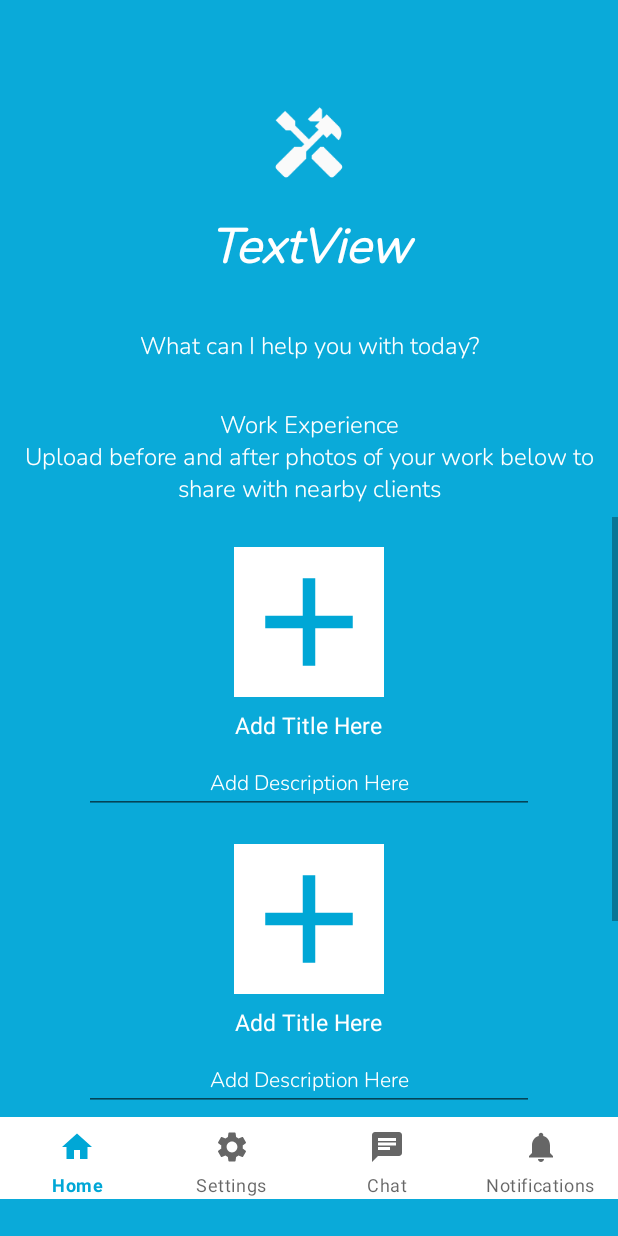
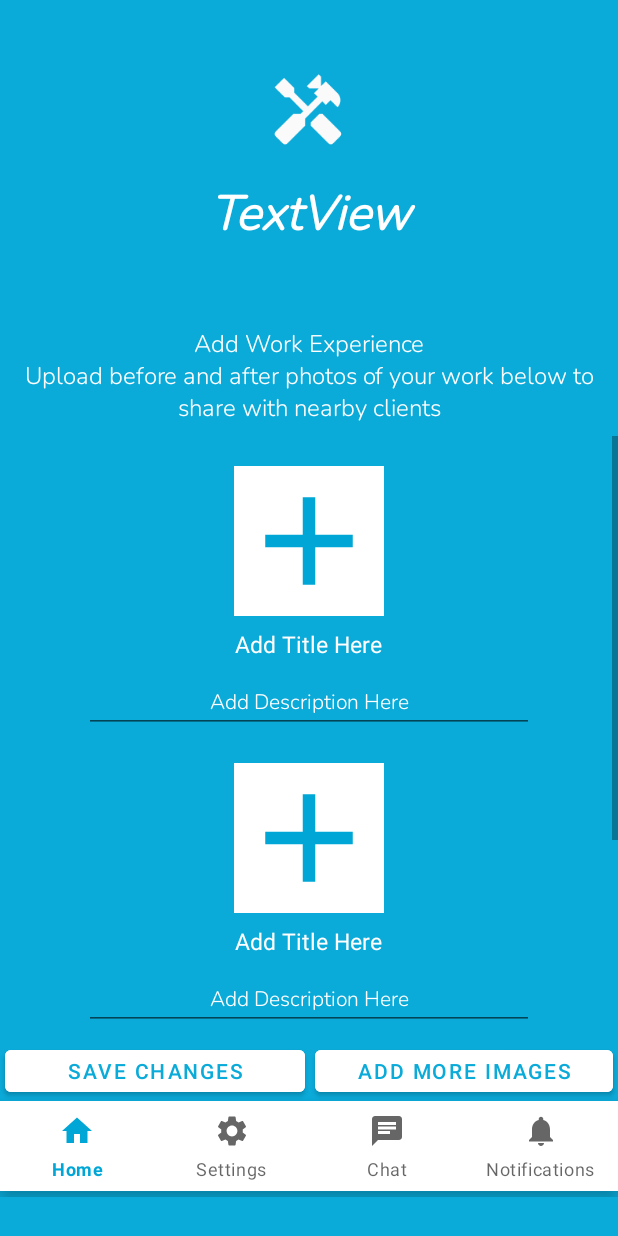
Before and after one commit to ahman502/Handyman_JAVA_App, an Android app: the layout activity_handyman_home.xml on its own in the app's theme, with its tools: preview values and no code run, on a phone screen of 412 x 824 dp. Run offline under Robolectric (Android 15) with nearby library versions, the light colour scheme and no system bars; Roboto replaces fonts that are not available here.

Commit message:
Added buttons (save changes and add more images) to the Handyman home screen. They do not work right now though. At least the Save changes button needs to be set using the database.

```diff
--- a/app/src/main/java/com/codecademy/handyman_java_app/Register.java
+++ b/app/src/main/java/com/codecademy/handyman_java_app/Register.java
@@ -226,8 +226,5 @@ public class Register extends AppCompatActivity {
 
         //get the result using matches() method
         return matcher.matches();
-
     }
-
-
 }
--- a/app/src/main/res/layout/activity_handyman_home.xml
+++ b/app/src/main/res/layout/activity_handyman_home.xml
@@ -11,8 +11,9 @@
         android:id="@+id/imageView"
         android:layout_width="92dp"
         android:layout_height="92dp"
-        android:layout_marginTop="50dp"
+        android:layout_marginTop="28dp"
         app:layout_constraintEnd_toEndOf="parent"
+        app:layout_constraintHorizontal_bias="0.498"
         app:layout_constraintStart_toStartOf="parent"
         app:layout_constraintTop_toTopOf="parent"
         app:srcCompat="@drawable/ic_launcher_foreground" />
@@ -178,7 +179,7 @@
     <LinearLayout
         android:id="@+id/handyman_home_linear_layout"
         android:layout_width="match_parent"
-        android:layout_height="580dp"
+        android:layout_height="600dp"
         android:orientation="vertical"
         app:layout_constraintBottom_toBottomOf="parent"
         app:layout_constraintEnd_toEndOf="parent"
@@ -187,16 +188,6 @@
         app:layout_constraintTop_toBottomOf="@+id/HandymanNameForHomeScreen"
         app:layout_constraintVertical_bias="0.567">
 
-        <TextView
-            android:id="@+id/welcome_message"
-            android:layout_width="match_parent"
-            android:layout_height="wrap_content"
-            android:textAlignment="center"
-            android:fontFamily="@font/nunito_light"
-            android:text="@string/welcome_text"
-            android:textColor="@color/white"
-            android:textSize="16sp"
-            />
 
         <TextView
             android:id="@+id/txtView"
@@ -206,16 +197,16 @@
             android:fontFamily="@font/nunito_light"
             android:layout_marginLeft="15dp"
             android:layout_marginRight="15dp"
-            android:layout_marginTop="30dp"
+            android:layout_marginTop="20dp"
             android:layout_marginBottom="8dp"
-            android:text="Work Experience\nUpload before and after photos of your work below to share with nearby clients"
+            android:text="Add Work Experience\nUpload before and after photos of your work below to share with nearby clients"
             android:textColor="@color/white"
             android:textSize="16sp"
             />
 
         <ScrollView
             android:layout_width="match_parent"
-            android:layout_height="400dp">
+            android:layout_height="403dp">
 
             <LinearLayout
                 android:id="@+id/images_layout"
@@ -232,9 +223,8 @@
                     android:layout_marginTop="20dp"
                     android:adjustViewBounds="true"
                     android:background="@color/white"
-                    android:src="@drawable/add"
                     android:scaleType="fitCenter"
-                    />
+                    android:src="@drawable/add" />
 
                 <EditText
                     android:id="@+id/editView"
@@ -351,24 +341,47 @@
                     android:textAlignment="center"
                     android:textColor="@color/white"
                     android:textColorHint="@color/white"
-                    android:textSize="14sp" />
+                    android:textSize="14sp"
+                    android:layout_marginBottom="10dp"/>
             </LinearLayout>
 
         </ScrollView>
 
+
         <RelativeLayout
             android:id="@+id/rlContainer"
             android:layout_width="match_parent"
-            android:layout_height="60dp"
+            android:layout_height="150dp"
             app:layout_constraintBottom_toBottomOf="parent"
             app:layout_constraintEnd_toEndOf="parent"
             app:layout_constraintStart_toStartOf="parent">
+
+            <Button
+                android:id="@+id/save_btn"
+                android:layout_width="200dp"
+                android:layout_height="40dp"
+                android:layout_marginStart="210dp"
+                android:layout_marginEnd="3dp"
+                android:backgroundTint="@color/white"
+                android:text="Add More Images"
+                android:textColor="@color/blue" />
+
+            <Button
+                android:id="@+id/add_more_images_btn"
+                android:layout_width="200dp"
+                android:layout_height="40dp"
+                android:layout_marginStart="3dp"
+                android:layout_marginEnd="12dp"
+                android:backgroundTint="@color/white"
+                android:text="Save Changes"
+                android:textColor="@color/blue" />
 
 
             <com.google.android.material.bottomnavigation.BottomNavigationView
                 android:id="@+id/bottom_navigation"
                 android:layout_width="match_parent"
                 android:layout_height="60dp"
+                android:layout_marginTop="40dp"
                 app:labelVisibilityMode="labeled"
                 app:menu="@menu/menu_items" />
 
```
Also changed, not shown: app/src/main/java/com/codecademy/handyman_java_app/Handyman_home.java (+68 -37 lines).
